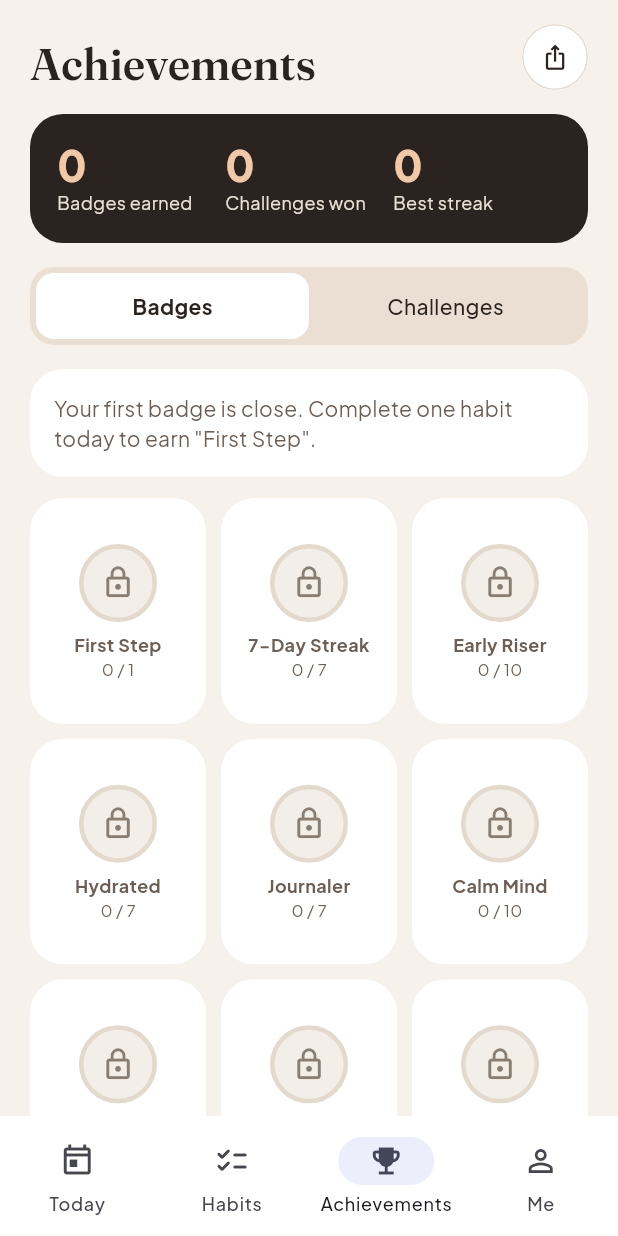
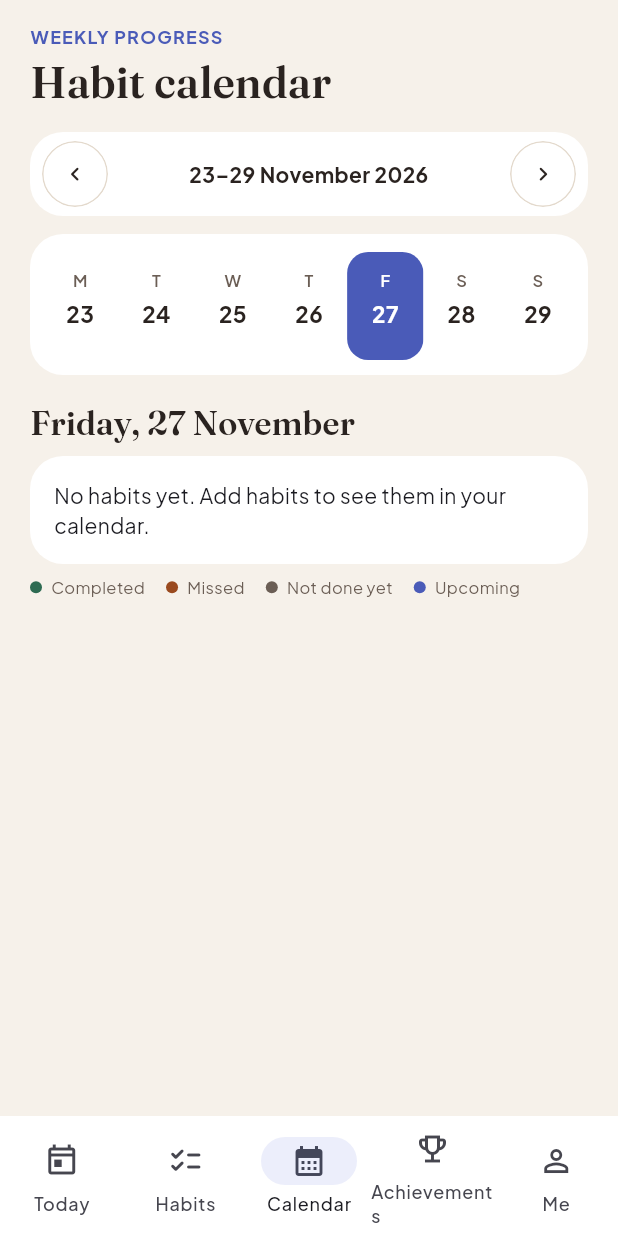
Before and after one commit to Syedaqandeel-prog/Dayloop, a Flutter app: the HomeShell screen opened directly, item 3 of the bottom bar chosen, on a phone screen of 412 x 824 dp. Run offline on Flutter 3.47's test engine with Material 3 defaults, Android fonts, the phone set to English and light mode, and no system bars; our stand-ins replace shared_preferences; accounts and stored records are empty.

Commit message:
Updated feature

```diff
--- a/pubspec.yaml
+++ b/pubspec.yaml
@@ -35,3 +35,5 @@ flutter:
       fonts:
         - asset: assets/fonts/Fraunces-600.ttf
           weight: 600
+dependencies:
+  shared_preferences: ^2.5.6
--- /dev/null
+++ b/sukoon_app/lib/screens/habit_calendar_screen.dart
@@ -0,0 +1,420 @@
+import 'package:flutter/material.dart';
+
+import '../core/app_data.dart';
+import '../core/dates.dart';
+import '../core/models.dart';
+import '../data/app_store.dart';
+import '../theme/app_theme.dart';
+import '../widgets/common.dart';
+
+class HabitCalendarScreen extends StatefulWidget {
+  const HabitCalendarScreen({super.key});
+
+  @override
+  State<HabitCalendarScreen> createState() => _HabitCalendarScreenState();
+}
+
+class _HabitCalendarScreenState extends State<HabitCalendarScreen> {
+  late DateTime _weekStart;
+  late DateTime _selectedDay;
+
+  @override
+  void initState() {
+    super.initState();
+    final today = dateOnly(DateTime.now());
+    _weekStart = addDays(today, -(today.weekday - 1));
+    _selectedDay = today;
+  }
+
+  @override
+  Widget build(BuildContext context) {
+    final data = StoreScope.of(context).data;
+    final today = StoreScope.read(context).today;
+    final currentWeekStart = addDays(today, -(today.weekday - 1));
+    final weekEnd = addDays(_weekStart, 6);
+    final planned = data.plannedHabits(_selectedDay);
+    final completed =
+        planned.where((habit) => data.isDone(_selectedDay, habit.id)).length;
+    final isTracked = !_selectedDay.isBefore(data.firstUse);
+    final isFuture = _selectedDay.isAfter(today);
+    final missed = isTracked && !isFuture && !isSameDay(_selectedDay, today)
+        ? planned.length - completed
+        : 0;
+
+    return SafeArea(
+      bottom: false,
+      child: ListView(
+        padding: const EdgeInsets.fromLTRB(20, 16, 20, 32),
+        children: [
+          Text('WEEKLY PROGRESS',
+              style: AppText.label.copyWith(color: AppColors.accent)),
+          const SizedBox(height: 4),
+          Text('Habit calendar', style: AppText.display(30)),
+          const SizedBox(height: 16),
+          AppCard(
+            padding: const EdgeInsets.symmetric(horizontal: 8, vertical: 6),
+            child: Row(
+              children: [
+                CircleIconButton(
+                  icon: Icons.chevron_left_rounded,
+                  tooltip: 'Previous week',
+                  onPressed: () => setState(() {
+                    _weekStart = addDays(_weekStart, -7);
+                    _selectedDay = _weekStart;
+                  }),
+                ),
+                Expanded(
+                  child: Text(
+                    _weekLabel(_weekStart, weekEnd),
+                    textAlign: TextAlign.center,
+                    style: AppText.body(14, weight: FontWeight.w700),
+                  ),
+                ),
+                CircleIconButton(
+                  icon: Icons.chevron_right_rounded,
+                  tooltip: 'Next week',
+                  onPressed: isSameDay(_weekStart, currentWeekStart)
+                      ? null
+                      : () => setState(() {
+                            _weekStart = addDays(_weekStart, 7);
+                            _selectedDay = _weekStart;
+                          }),
+                ),
+              ],
+            ),
+          ),
+          const SizedBox(height: 12),
+          AppCard(
+            padding: const EdgeInsets.fromLTRB(8, 12, 8, 10),
+            child: Row(
+              children: [
+                for (var i = 0; i < 7; i++)
+                  Expanded(
+                    child: _CalendarDayButton(
+                      day: addDays(_weekStart, i),
+                      selected: isSameDay(_selectedDay, addDays(_weekStart, i)),
+                      isToday: isSameDay(today, addDays(_weekStart, i)),
+                      markerColor:
+                          _dayMarkerColor(data, addDays(_weekStart, i), today),
+                      onTap: () =>
+                          setState(() => _selectedDay = addDays(_weekStart, i)),
+                    ),
+                  ),
+              ],
+            ),
+          ),
+          const SizedBox(height: 18),
+          Text(prettyDate(_selectedDay), style: AppText.display(23)),
+          const SizedBox(height: 10),
+          if (!isTracked)
+            const AppCard(
+                child:
+                    Text('Habit tracking starts on your first day in the app.'))
+          else if (data.habits.isEmpty)
+            const AppCard(
+                child: Text(
+                    'No habits yet. Add habits to see them in your calendar.'))
+          else ...[
+            _DaySummary(
+              completed: completed,
+              planned: planned.length,
+              missed: missed,
+              isFuture: isFuture,
+              isToday: isSameDay(_selectedDay, today),
+            ),
+            const SizedBox(height: 10),
+            for (final slot in DaySlot.values)
+              for (final habit
+                  in data.sortedHabits.where((habit) => habit.slot == slot))
+                Padding(
+                  padding: const EdgeInsets.only(bottom: 8),
+                  child: _HabitStatusCard(
+                    habit: habit,
+                    data: data,
+                    day: _selectedDay,
+                    today: today,
+                  ),
+                ),
+          ],
+          const SizedBox(height: 8),
+          const _CalendarLegend(),
+        ],
+      ),
+    );
+  }
+
+  Color? _dayMarkerColor(AppData data, DateTime day, DateTime today) {
+    if (day.isBefore(data.firstUse) || day.isAfter(today)) return null;
+    final planned = data.plannedHabits(day);
+    if (planned.isEmpty) return null;
+    final done = data.doneCount(day);
+    if (done == 0 && isSameDay(day, today)) return AppColors.accent;
+    if (done == 0) return AppColors.warn;
+    if (done == planned.length) return AppColors.success;
+    return AppColors.accent;
+  }
+
+  String _weekLabel(DateTime start, DateTime end) {
+    if (start.month == end.month && start.year == end.year) {
+      return '${start.day}–${end.day} ${kMonthNames[end.month - 1]} ${end.year}';
+    }
+    final startYear = start.year == end.year ? '' : ' ${start.year}';
+    return '${start.day} ${kMonthNames[start.month - 1].substring(0, 3)}$startYear – '
+        '${end.day} ${kMonthNames[end.month - 1].substring(0, 3)} ${end.year}';
+  }
+}
+
+class _CalendarDayButton extends StatelessWidget {
+  const _CalendarDayButton({
+    required this.day,
+    required this.selected,
+    required this.isToday,
+    required this.markerColor,
+    required this.onTap,
+  });
+
+  final DateTime day;
+  final bool selected;
+  final bool isToday;
+  final Color? markerColor;
+  final VoidCallback onTap;
+
+  @override
+  Widget build(BuildContext context) {
+    final color = selected ? AppColors.white : AppColors.ink;
+    return Semantics(
+      label:
+          '${kWeekdayNames[day.weekday - 1]}, ${day.day}${isToday ? ', today' : ''}',
+      selected: selected,
+      button: true,
+      excludeSemantics: true,
+      child: Material(
+        color: selected ? AppColors.accent : AppColors.card,
+        borderRadius: BorderRadius.circular(14),
+        clipBehavior: Clip.antiAlias,
+        child: InkWell(
+          onTap: onTap,
+          child: SizedBox(
+            height: 72,
+            child: Column(
+              mainAxisAlignment: MainAxisAlignment.center,
+              children: [
+                Text(
+                  kWeekdayShort[day.weekday - 1],
+                  style: AppText.body(11,
+                      weight: FontWeight.w600,
+                      color: selected ? AppColors.white : AppColors.muted),
+                ),
+                const SizedBox(height: 4),
+                Text('${day.day}',
+                    style: AppText.body(15,
+                        weight: FontWeight.w700, color: color)),
+                const SizedBox(height: 4),
+                Container(
+                  width: 6,
+                  height: 6,
+                  decoration: BoxDecoration(
+                    color: markerColor ??
+                        (isToday && !selected
+                            ? AppColors.accent
+                            : Colors.transparent),
+                    shape: BoxShape.circle,
+                  ),
+                ),
+              ],
+            ),
+          ),
+        ),
+      ),
+    );
+  }
+}
+
+class _DaySummary extends StatelessWidget {
+  const _DaySummary({
+    required this.completed,
+    required this.planned,
+    required this.missed,
+    required this.isFuture,
+    required this.isToday,
+  });
+
+  final int completed;
+  final int planned;
+  final int missed;
+  final bool isFuture;
+  final bool isToday;
+
+  @override
+  Widget build(BuildContext context) {
+    final label = isFuture
+        ? 'Planned habits'
+        : isToday
+            ? 'Completed so far'
+            : 'Completed';
+    return AppCard(
+      child: Column(
+        crossAxisAlignment: CrossAxisAlignment.start,
+        children: [
+          Row(
+            children: [
+              Expanded(
+                  child: Text(label,
+                      style: AppText.body(14, weight: FontWeight.w700))),
+              Text('$completed / $planned',
+                  style: AppText.body(14,
+                      weight: FontWeight.w700, color: AppColors.accent)),
+            ],
+          ),
+          const SizedBox(height: 10),
+          SoftProgressBar(value: planned == 0 ? 0 : completed / planned),
+          if (missed > 0) ...[
+            const SizedBox(height: 8),
+            Text('$missed ${missed == 1 ? 'habit' : 'habits'} missed',
+                style: AppText.body(12, color: AppColors.warn)),
+          ],
+        ],
+      ),
+    );
+  }
+}
+
+class _HabitStatusCard extends StatelessWidget {
+  const _HabitStatusCard(
+      {required this.habit,
+      required this.data,
+      required this.day,
+      required this.today});
+
+  final Habit habit;
+  final AppData data;
+  final DateTime day;
+  final DateTime today;
+
+  @override
+  Widget build(BuildContext context) {
+    final planned = data.plannedHabits(day).any((item) => item.id == habit.id);
+    final done = data.isDone(day, habit.id);
+    final isTracked = !day.isBefore(data.firstUse);
+    final isFuture = day.isAfter(today);
+    final isToday = isSameDay(day, today);
+    final (label, color, background, icon) = !isTracked
+        ? (
+            'Not tracked',
+            AppColors.muted,
+            AppColors.sand,
+            Icons.remove_circle_outline
+          )
+        : !planned
+            ? (
+                'Not planned',
+                AppColors.muted,
+                AppColors.sand,
+                Icons.remove_circle_outline
+              )
+            : done
+                ? (
+                    'Completed',
+                    AppColors.success,
+                    AppColors.successSoft,
+                    Icons.check_circle_outline
+                  )
+                : isFuture
+                    ? (
+                        'Upcoming',
+                        AppColors.accent,
+                        AppColors.accentSoft,
+                        Icons.schedule
+                      )
+                    : isToday
+                        ? (
+                            'Not done yet',
+                            AppColors.muted,
+                            AppColors.sand,
+                            Icons.radio_button_unchecked
+                          )
+                        : (
+                            'Missed',
+                            AppColors.warn,
+                            AppColors.warnSoft,
+                            Icons.cancel_outlined
+                          );
+
+    return AppCard(
+      padding: const EdgeInsets.fromLTRB(12, 10, 14, 10),
+      child: Row(
+        children: [
+          IconBubble(icon: appIcon(habit.icon)),
+          const SizedBox(width: 12),
+          Expanded(
+            child: Column(
+              crossAxisAlignment: CrossAxisAlignment.start,
+              children: [
+                Text(habit.title,
+                    style: AppText.body(14, weight: FontWeight.w700)),
+                Text(habit.slot.label,
+                    style: AppText.body(12, color: AppColors.muted)),
+              ],
+            ),
+          ),
+          const SizedBox(width: 8),
+          Container(
+            padding: const EdgeInsets.symmetric(horizontal: 9, vertical: 6),
+            decoration: BoxDecoration(
+                color: background, borderRadius: BorderRadius.circular(12)),
+            child: Row(
+              mainAxisSize: MainAxisSize.min,
+              children: [
+                Icon(icon, size: 15, color: color),
+                const SizedBox(width: 4),
+                Text(label,
+                    style: AppText.body(11,
+                        weight: FontWeight.w700, color: color)),
+              ],
+            ),
+          ),
+        ],
+      ),
+    );
+  }
+}
+
+class _CalendarLegend extends StatelessWidget {
+  const _CalendarLegend();
+
+  @override
+  Widget build(BuildContext context) {
+    return Wrap(
+      spacing: 14,
+      runSpacing: 8,
+      children: const [
+        _LegendItem(color: AppColors.success, label: 'Completed'),
+        _LegendItem(color: AppColors.warn, label: 'Missed'),
+        _LegendItem(color: AppColors.muted, label: 'Not done yet'),
+        _LegendItem(color: AppColors.accent, label: 'Upcoming'),
+      ],
+    );
+  }
+}
+
+class _LegendItem extends StatelessWidget {
+  const _LegendItem({required this.color, required this.label});
+
+  final Color color;
+  final String label;
+
+  @override
+  Widget build(BuildContext context) {
+    return Row(
+      mainAxisSize: MainAxisSize.min,
+      children: [
+        Container(
+            width: 8,
+            height: 8,
+            decoration: BoxDecoration(color: color, shape: BoxShape.circle)),
+        const SizedBox(width: 6),
+        Text(label, style: AppText.body(11, color: AppColors.muted)),
+      ],
+    );
+  }
+}
--- a/sukoon_app/lib/screens/home_shell.dart
+++ b/sukoon_app/lib/screens/home_shell.dart
@@ -3,6 +3,7 @@ import 'package:flutter/material.dart';
 import '../data/app_store.dart';
 import '../theme/app_theme.dart';
 import 'achievements_screen.dart';
+import 'habit_calendar_screen.dart';
 import 'habits_screen.dart';
 import 'profile_screen.dart';
 import 'today_screen.dart';
@@ -86,6 +87,7 @@ class _HomeShellState extends State<HomeShell> with WidgetsBindingObserver {
         children: [
           TodayScreen(onOpenHabits: () => _openTab(1)),
           const HabitsScreen(),
+          const HabitCalendarScreen(),
           const AchievementsScreen(),
           const ProfileScreen(),
         ],
@@ -102,6 +104,11 @@ class _HomeShellState extends State<HomeShell> with WidgetsBindingObserver {
             icon: Icon(Icons.checklist_rounded),
             selectedIcon: Icon(Icons.checklist_rounded),
             label: 'Habits',
+          ),
+          NavigationDestination(
+            icon: Icon(Icons.calendar_month_outlined),
+            selectedIcon: Icon(Icons.calendar_month),
+            label: 'Calendar',
           ),
           NavigationDestination(
             icon: Icon(Icons.emoji_events_outlined),
--- a/sukoon_app/lib/screens/self_care_setup_screen.dart
+++ b/sukoon_app/lib/screens/self_care_setup_screen.dart
@@ -18,7 +18,6 @@ class _SelfCareSetupScreenState extends State<SelfCareSetupScreen> {
   late SelfCareSettings _settings;
   late int _suggested;
   bool _loaded = false;
-
   @override
   void didChangeDependencies() {
     super.didChangeDependencies();
```
Also changed, not shown: pubspec.lock, sukoon_app/lib/screens/self_care_day_screen.dart (line endings or trailing spaces).
